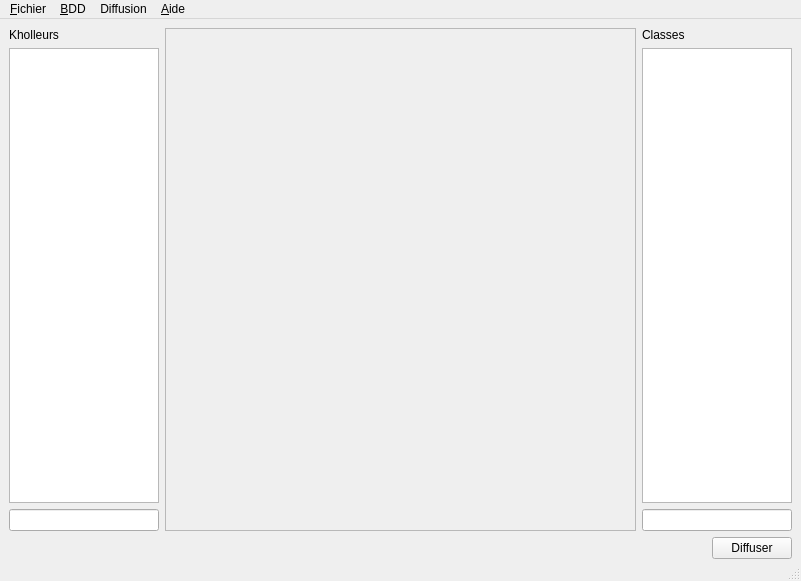
Qt form mainwindow.ui (ThFeneuil/SPARK-Secretariat) before a commit.
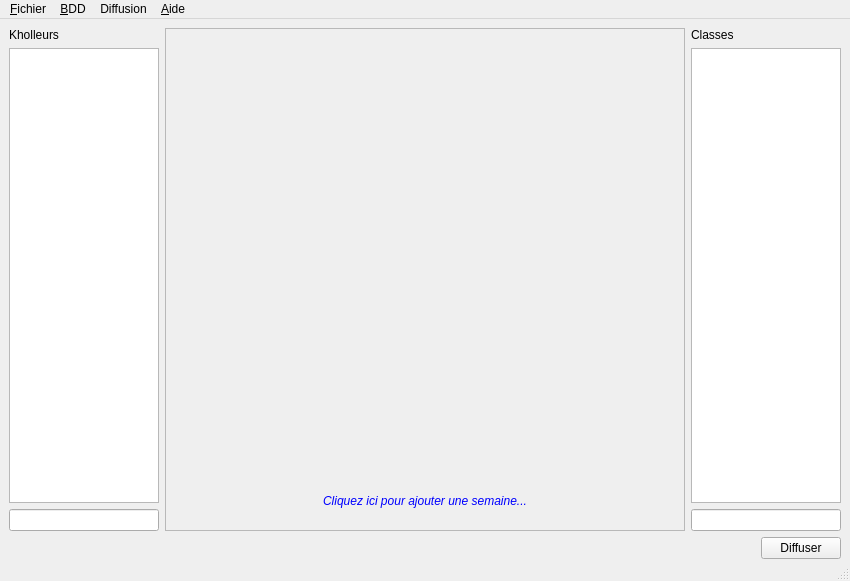
The same form after that commit.

The edit to the form file:
```diff
--- a/mainwindow.ui
+++ b/mainwindow.ui
@@ -9,7 +9,7 @@
    <rect>
     <x>0</x>
     <y>0</y>
-    <width>801</width>
+    <width>850</width>
     <height>581</height>
    </rect>
   </property>
@@ -60,10 +60,53 @@
           <rect>
            <x>0</x>
            <y>0</y>
-           <width>463</width>
+           <width>512</width>
            <height>496</height>
           </rect>
          </property>
+         <layout class="QVBoxLayout" name="verticalLayout_4">
+          <item>
+           <layout class="QVBoxLayout" name="layoutMiddle">
+            <property name="bottomMargin">
+             <number>10</number>
+            </property>
+            <item>
+             <widget class="QLabel" name="title_middleArea">
+              <property name="font">
+               <font>
+                <family>Calibri</family>
+                <pointsize>12</pointsize>
+                <weight>75</weight>
+                <bold>true</bold>
+               </font>
+              </property>
+              <property name="text">
+               <string/>
+              </property>
+             </widget>
+            </item>
+            <item>
+             <widget class="QLabel" name="button_addWeek">
+              <property name="maximumSize">
+               <size>
+                <width>16777215</width>
+                <height>20</height>
+               </size>
+              </property>
+              <property name="font">
+               <font>
+                <pointsize>9</pointsize>
+                <italic>true</italic>
+               </font>
+              </property>
+              <property name="text">
+               <string>&lt;html&gt;&lt;head/&gt;&lt;body&gt;&lt;p align=&quot;center&quot;&gt;&lt;span style=&quot; color:#0000ff;&quot;&gt;Cliquez ici pour ajouter une semaine...&lt;/span&gt;&lt;/p&gt;&lt;/body&gt;&lt;/html&gt;</string>
+              </property>
+             </widget>
+            </item>
+           </layout>
+          </item>
+         </layout>
         </widget>
        </widget>
       </item>
@@ -127,7 +170,7 @@
     <rect>
      <x>0</x>
      <y>0</y>
-     <width>801</width>
+     <width>850</width>
      <height>21</height>
     </rect>
    </property>
```
Left out of the diff: 2 changed lines with no effect on the pictures.
